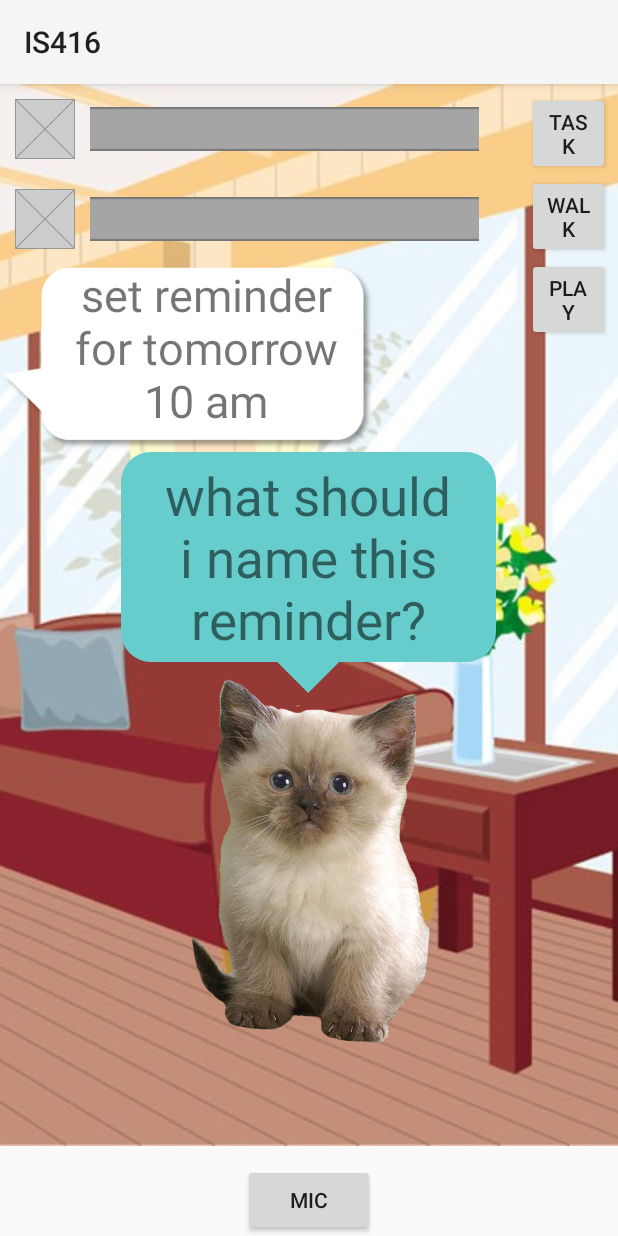
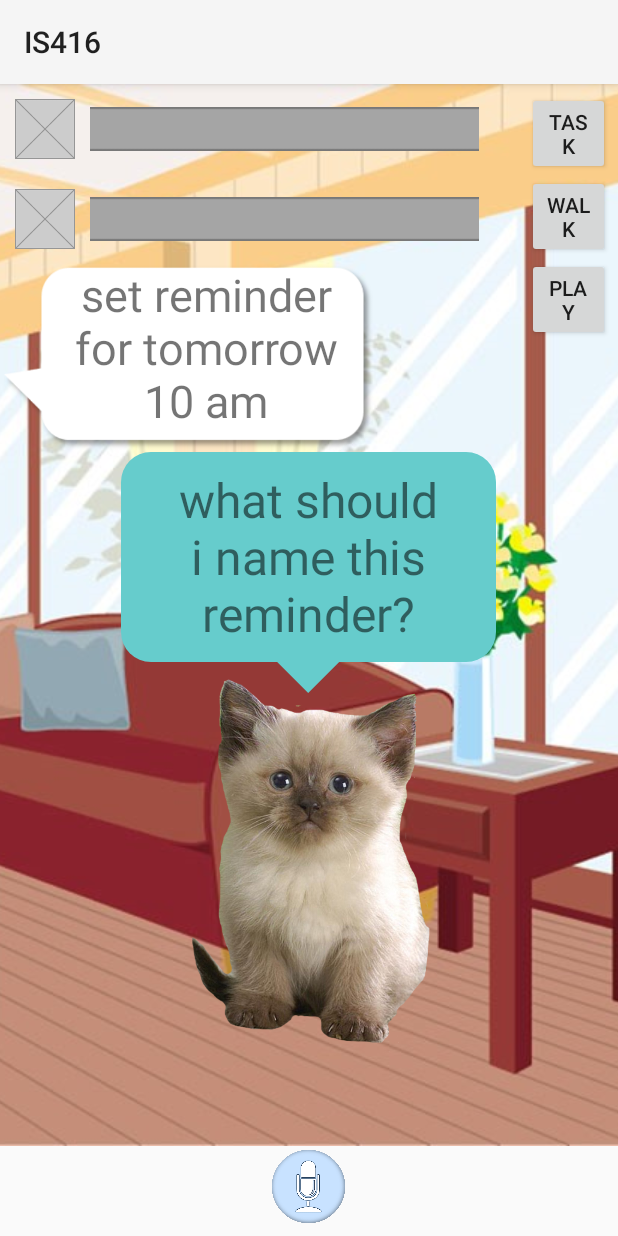
Before and after one commit to catmanjam/IS416, an Android app: the screen it shows after launch (CatMainActivity), on a phone screen of 412 x 824 dp. Run offline under Robolectric (Android 15) with nearby library versions, the phone set to English and light mode, and no system bars; libraries missing offline, so code that uses them is left out: ai.api, ai.api.android, ai.api.model, me.grantland.widget; plain views replace AutofitTextView; 5 statements that could not run were skipped.

Commit message:
update image mic

```diff
--- a/app/src/main/java/is416/is416/CatMainActivity.java
+++ b/app/src/main/java/is416/is416/CatMainActivity.java
@@ -9,6 +9,7 @@ import android.support.v7.app.AppCompatActivity;
 import android.os.Bundle;
 import android.view.View;
 import android.widget.Button;
+import android.widget.ImageButton;
 import android.widget.TextView;
 
 import is416.is416.Database.Database;
@@ -45,7 +46,7 @@ public class CatMainActivity extends AppCompatActivity {
         setContentView(R.layout.activity_cat_main);
         ActivityCompat.requestPermissions(this, permissions, REQUEST_RECORD_AUDIO_PERMISSION);
 
-        Button micButton = (Button) findViewById(R.id.micButton);
+        ImageButton micButton = (ImageButton) findViewById(R.id.micButton);
         TextView questionView = (TextView) findViewById(R.id.question);
         TextView answerView = (TextView) findViewById(R.id.answer);
         View speechBubbleView = findViewById(R.id.answerbubble);
--- a/app/src/main/res/layout/activity_cat_main.xml
+++ b/app/src/main/res/layout/activity_cat_main.xml
@@ -181,7 +181,7 @@ tools:context="is416.is416.CatMainActivity">
 
                 <me.grantland.widget.AutofitTextView
                     android:maxLines="3"
-                    android:textSize="35sp"
+                    android:textSize="32sp"
                     android:id="@+id/answer"
                     android:layout_width="250dp"
                     android:layout_height="200dp"
@@ -228,15 +228,23 @@ tools:context="is416.is416.CatMainActivity">
 
 
             <!--THIS IS THE MIC BUTTON-->
-            <Button
-                android:padding="10dp"
-                android:id="@+id/micButton"
-                android:layout_width="wrap_content"
-                android:layout_height="wrap_content"
-                android:layout_alignParentBottom="true"
-                android:layout_centerHorizontal="true"
-                android:onClick="micClick"
-                android:text="Mic" />
+            <RelativeLayout
+                android:paddingBottom="8dp"
+                android:layout_width="match_parent"
+                android:layout_height="match_parent">
+
+                <ImageButton
+                    android:id="@+id/micButton"
+                    android:layout_width="50dp"
+                    android:layout_height="50dp"
+                    android:layout_alignParentBottom="true"
+                    android:layout_centerHorizontal="true"
+                    android:background="@drawable/mic"
+                    android:onClick="micClick"
+                    android:padding="10dp"
+                    android:text="Mic" />
+
+            </RelativeLayout>
 
 
         </RelativeLayout>
```
Also changed, not shown: app/src/main/res/drawable/mic.png (added).
